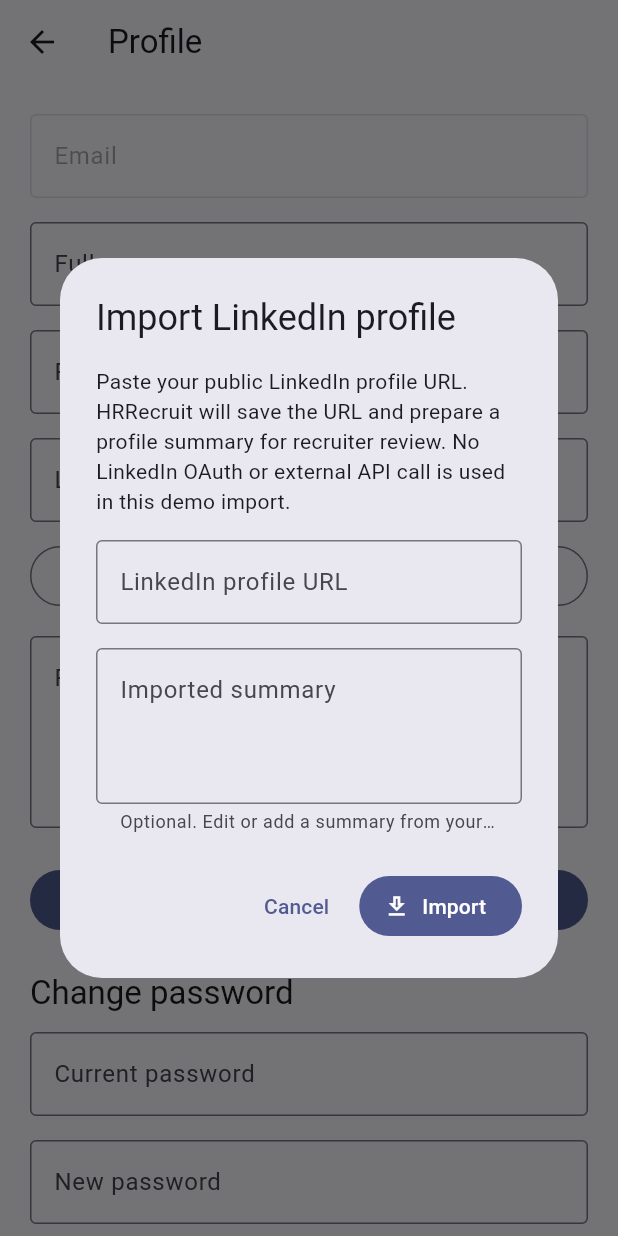
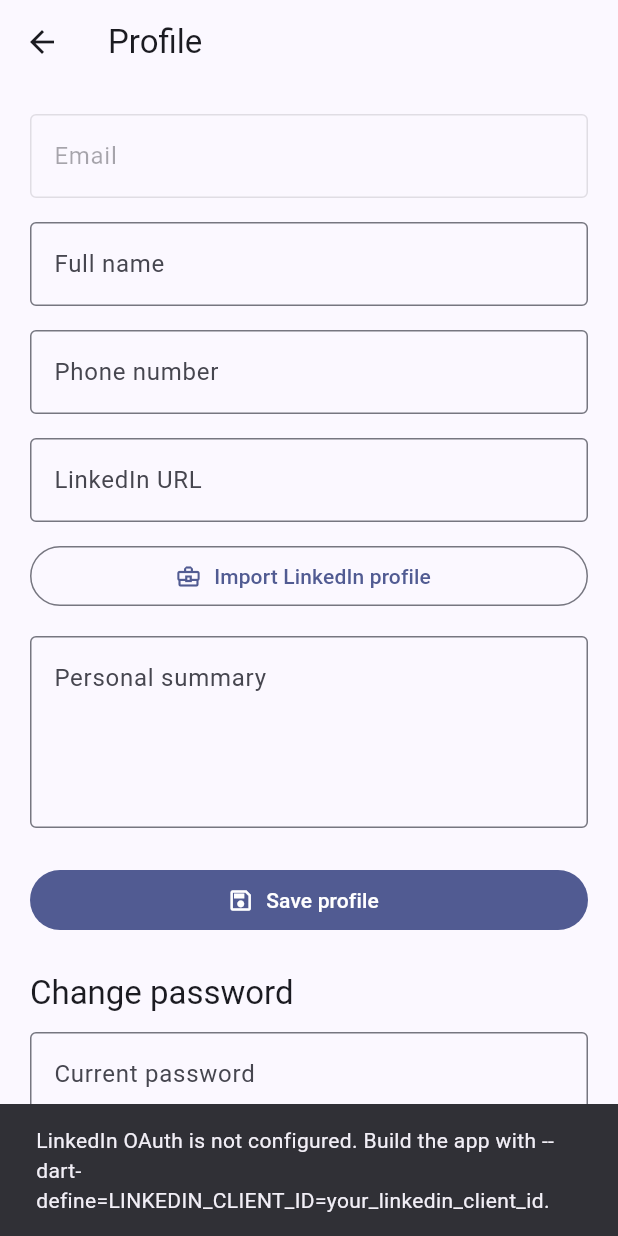
Before and after one commit to TY12346/HRRecruit, a Flutter app: the ProfileScreen screen opened by its route, after a tap on "Import LinkedIn profile", on a phone screen of 412 x 824 dp. Run offline on Flutter 3.47's test engine with Material 3 defaults, Android fonts, the phone set to English and light mode, and no system bars; our stand-ins replace dio, file_picker, flutter_secure_storage, go_router; missing offline and left inert: flutter_web_auth_2; accounts and stored records are empty.

Commit message:
Implement real LinkedIn OAuth import

```diff
--- a/mobile/lib/main.dart
+++ b/mobile/lib/main.dart
@@ -8,6 +8,7 @@
 import 'services/applicant_auth_service.dart';
 import 'services/applicant_workflow_service.dart';
 import 'services/job_discovery_service.dart';
+import 'services/linkedin_oauth_service.dart';
 import 'services/token_storage.dart';
 
 void main() {
@@ -58,6 +59,9 @@
         Provider<JobDiscoveryService>(
           create: (_) => JobDiscoveryService(_apiClient),
         ),
+        Provider<LinkedInOAuthService>(
+          create: (_) => LinkedInOAuthService(),
+        ),
         Provider<ApplicantWorkflowService>(
           create: (_) => ApplicantWorkflowService(_apiClient),
         ),
--- a/mobile/lib/screens/profile_screen.dart
+++ b/mobile/lib/screens/profile_screen.dart
@@ -2,18 +2,9 @@
 import 'package:provider/provider.dart';
 
 import '../controllers/auth_controller.dart';
+import '../services/linkedin_oauth_service.dart';
 import 'auth_form_helpers.dart';
 import '../widgets/app_navigation.dart';
-
-class _LinkedInProfileImport {
-  const _LinkedInProfileImport({
-    required this.url,
-    required this.summary,
-  });
-
-  final String url;
-  final String summary;
-}
 
 class ProfileScreen extends StatefulWidget {
   const ProfileScreen({super.key});
@@ -81,108 +72,18 @@
   }
 
   Future<void> _importLinkedInProfile() async {
-    final importedUrlController = TextEditingController(
-      text: _linkedinController.text.trim(),
-    );
-    final importedSummaryController = TextEditingController(
-      text: _summaryController.text.trim(),
-    );
-
-    final importedProfile = await showDialog<_LinkedInProfileImport>(
-      context: context,
-      builder: (dialogContext) => AlertDialog(
-        title: const Text('Import LinkedIn profile'),
-        content: SingleChildScrollView(
-          child: Column(
-            mainAxisSize: MainAxisSize.min,
-            crossAxisAlignment: CrossAxisAlignment.start,
-            children: [
-              const Text(
-                'Paste your public LinkedIn profile URL. HRRecruit will save the URL and prepare a profile summary '
-                'for recruiter review. No LinkedIn OAuth or external API call is used in this demo import.',
-              ),
-              const SizedBox(height: 16),
-              TextField(
-                controller: importedUrlController,
-                keyboardType: TextInputType.url,
-                decoration: const InputDecoration(
-                  labelText: 'LinkedIn profile URL',
-                  hintText: 'https://www.linkedin.com/in/your-name',
-                  border: OutlineInputBorder(),
-                ),
-              ),
-              const SizedBox(height: 16),
-              TextField(
-                controller: importedSummaryController,
-                minLines: 3,
-                maxLines: 6,
-                decoration: const InputDecoration(
-                  labelText: 'Imported summary',
-                  helperText: 'Optional. Edit or add a summary from your LinkedIn profile.',
-                  alignLabelWithHint: true,
-                  border: OutlineInputBorder(),
-                ),
-              ),
-            ],
-          ),
-        ),
-        actions: [
-          TextButton(
-            onPressed: () => Navigator.of(dialogContext).pop(),
-            child: const Text('Cancel'),
-          ),
-          FilledButton.icon(
-            onPressed: () {
-              final url = importedUrlController.text.trim();
-              final summary = importedSummaryController.text.trim();
-              final uri = Uri.tryParse(url);
-              final isLinkedInUrl = uri != null &&
-                  (uri.scheme == 'http' || uri.scheme == 'https') &&
-                  uri.host.toLowerCase().contains('linkedin.com');
-
-              if (!isLinkedInUrl) {
-                ScaffoldMessenger.of(dialogContext).showSnackBar(
-                  const SnackBar(
-                    content: Text('Enter a valid LinkedIn profile URL.'),
-                  ),
-                );
-                return;
-              }
-
-              Navigator.of(dialogContext).pop(
-                _LinkedInProfileImport(
-                  url: url,
-                  summary: summary.isNotEmpty
-                      ? summary
-                      : _buildLinkedInSummary(url),
-                ),
-              );
-            },
-            icon: const Icon(Icons.download_outlined),
-            label: const Text('Import'),
-          ),
-        ],
-      ),
-    );
-
-    importedUrlController.dispose();
-    importedSummaryController.dispose();
-
-    if (importedProfile == null) {
-      return;
-    }
-
-    setState(() {
-      _isImportingLinkedIn = true;
-      _linkedinController.text = importedProfile.url;
-      _summaryController.text = importedProfile.summary;
-    });
+    setState(() => _isImportingLinkedIn = true);
 
     try {
+      final importedProfile =
+          await context.read<LinkedInOAuthService>().importProfile();
+      _linkedinController.text = importedProfile.profileUrl;
+      _summaryController.text = importedProfile.summary;
+
       await context.read<AuthController>().updateProfile(
             fullName: _fullNameController.text.trim(),
             phoneNumber: _phoneController.text.trim(),
-            linkedinUrl: importedProfile.url,
+            linkedinUrl: importedProfile.profileUrl,
             personalSummary: importedProfile.summary,
           );
       if (!mounted) return;
@@ -197,21 +98,6 @@
         setState(() => _isImportingLinkedIn = false);
       }
     }
-  }
-
-  static String _buildLinkedInSummary(String url) {
-    final uri = Uri.parse(url);
-    final slug = uri.pathSegments.isNotEmpty ? uri.pathSegments.last : '';
-    final displayName = slug
-        .split(RegExp(r'[-_]'))
-        .where((part) => part.isNotEmpty)
-        .map((part) => '${part[0].toUpperCase()}${part.substring(1)}')
-        .join(' ');
-
-    if (displayName.isEmpty) {
-      return 'Imported from LinkedIn profile: $url';
-    }
-    return '$displayName imported their public LinkedIn profile for recruiter review.';
   }
 
   Future<void> _changePassword() async {
--- /dev/null
+++ b/mobile/lib/services/linkedin_oauth_service.dart
@@ -0,0 +1,148 @@
+import 'dart:convert';
+import 'dart:math';
+
+import 'package:crypto/crypto.dart';
+import 'package:dio/dio.dart';
+import 'package:flutter_web_auth_2/flutter_web_auth_2.dart';
+
+class LinkedInImportedProfile {
+  const LinkedInImportedProfile({
+    required this.profileUrl,
+    required this.summary,
+  });
+
+  final String profileUrl;
+  final String summary;
+}
+
+class LinkedInOAuthService {
+  LinkedInOAuthService({Dio? dio}) : _dio = dio ?? Dio();
+
+  static const clientId = String.fromEnvironment('LINKEDIN_CLIENT_ID');
+  static const redirectUri = String.fromEnvironment(
+    'LINKEDIN_REDIRECT_URI',
+    defaultValue: 'hrrecruit://linkedin-oauth',
+  );
+  static const callbackUrlScheme = String.fromEnvironment(
+    'LINKEDIN_CALLBACK_SCHEME',
+    defaultValue: 'hrrecruit',
+  );
+
+  static final _authorizationEndpoint = Uri.parse(
+    'https://www.linkedin.com/oauth/v2/authorization',
+  );
+  static final _tokenEndpoint = Uri.parse(
+    'https://www.linkedin.com/oauth/v2/accessToken',
+  );
+  static final _userInfoEndpoint = Uri.parse(
+    'https://api.linkedin.com/v2/userinfo',
+  );
+
+  final Dio _dio;
+
+  Future<LinkedInImportedProfile> importProfile() async {
+    if (clientId.isEmpty) {
+      throw Exception(
+        'LinkedIn OAuth is not configured. Build the app with '
+        '--dart-define=LINKEDIN_CLIENT_ID=your_linkedin_client_id.',
+      );
+    }
+
+    final state = _randomUrlSafeString(32);
+    final codeVerifier = _randomUrlSafeString(64);
+    final codeChallenge = _pkceChallenge(codeVerifier);
+    final authorizationUrl = _authorizationEndpoint.replace(
+      queryParameters: {
+        'response_type': 'code',
+        'client_id': clientId,
+        'redirect_uri': redirectUri,
+        'state': state,
+        'scope': 'openid profile email',
+        'code_challenge': codeChallenge,
+        'code_challenge_method': 'S256',
+      },
+    );
+
+    final callbackUrl = await FlutterWebAuth2.authenticate(
+      url: authorizationUrl.toString(),
+      callbackUrlScheme: callbackUrlScheme,
+    );
+    final callbackUri = Uri.parse(callbackUrl);
+
+    final error = callbackUri.queryParameters['error'];
+    if (error != null) {
+      final description = callbackUri.queryParameters['error_description'];
+      throw Exception(description == null ? error : '$error: $description');
+    }
+
+    if (callbackUri.queryParameters['state'] != state) {
+      throw Exception('LinkedIn sign-in failed because the OAuth state did not match.');
+    }
+
+    final authorizationCode = callbackUri.queryParameters['code'];
+    if (authorizationCode == null || authorizationCode.isEmpty) {
+      throw Exception('LinkedIn did not return an authorization code.');
+    }
+
+    final tokenResponse = await _dio.post<Map<String, dynamic>>(
+      _tokenEndpoint.toString(),
+      data: {
+        'grant_type': 'authorization_code',
+        'code': authorizationCode,
+        'redirect_uri': redirectUri,
+        'client_id': clientId,
+        'code_verifier': codeVerifier,
+      },
+      options: Options(contentType: Headers.formUrlEncodedContentType),
+    );
+    final accessToken = tokenResponse.data?['access_token'] as String?;
+    if (accessToken == null || accessToken.isEmpty) {
+      throw Exception('LinkedIn did not return an access token.');
+    }
+
+    final profileResponse = await _dio.get<Map<String, dynamic>>(
+      _userInfoEndpoint.toString(),
+      options: Options(headers: {'Authorization': 'Bearer $accessToken'}),
+    );
+    return _profileFromUserInfo(profileResponse.data ?? const {});
+  }
+
+  LinkedInImportedProfile _profileFromUserInfo(Map<String, dynamic> userInfo) {
+    final name = (userInfo['name'] as String?)?.trim();
+    final localizedFirstName = (userInfo['given_name'] as String?)?.trim();
+    final localizedLastName = (userInfo['family_name'] as String?)?.trim();
+    final email = (userInfo['email'] as String?)?.trim();
+    final subject = (userInfo['sub'] as String?)?.trim();
+    final displayName = name?.isNotEmpty == true
+        ? name!
+        : [localizedFirstName, localizedLastName]
+            .where((part) => part != null && part.isNotEmpty)
+            .join(' ');
+    final profileUrl = subject == null || subject.isEmpty
+        ? 'https://www.linkedin.com/'
+        : 'https://www.linkedin.com/in/$subject';
+    final importedParts = [
+      if (displayName.isNotEmpty) displayName,
+      if (email != null && email.isNotEmpty) email,
+    ];
+    final importedIdentity = importedParts.isEmpty
+        ? 'LinkedIn member'
+        : importedParts.join(' • ');
+
+    return LinkedInImportedProfile(
+      profileUrl: profileUrl,
+      summary: '$importedIdentity imported their LinkedIn profile via OAuth 2.0 for recruiter review.',
+    );
+  }
+
+  static String _randomUrlSafeString(int length) {
+    final random = Random.secure();
+    final values = List<int>.generate(length, (_) => random.nextInt(256));
+    return base64UrlEncode(values).replaceAll('=', '');
+  }
+
+  static String _pkceChallenge(String codeVerifier) {
+    final bytes = ascii.encode(codeVerifier);
+    return base64UrlEncode(sha256.convert(bytes).bytes).replaceAll('=', '');
+  }
+}
--- a/mobile/pubspec.yaml
+++ b/mobile/pubspec.yaml
@@ -9,8 +9,10 @@
 dependencies:
   flutter:
     sdk: flutter
+  crypto: ^3.0.6
   dio: ^5.8.0+1
   flutter_secure_storage: ^9.2.4
+  flutter_web_auth_2: ^4.1.0
   go_router: ^14.8.1
   provider: ^6.1.2
   file_picker: ^8.1.7
```
Also changed, not shown: 3 other files.
